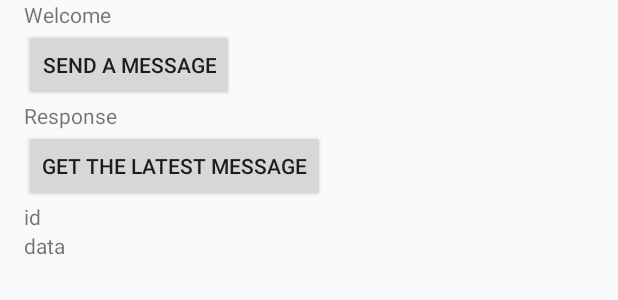
After one commit to bdc01051/software_practice_03, an Android app: the layout activity_message.xml on its own in the app's theme, with its tools: preview values and no code run, on a phone screen of 412 x 824 dp. The commit adds this screen. Shown: the top 300 px of the screen. Run offline under Robolectric (Android 15) with nearby library versions, the phone set to English and light mode, and no system bars.

Commit message:
ARTIK Tutorial codes added to "artik" package, with some tweaks string values, manifest and build files updated

```diff
--- a/app/src/main/AndroidManifest.xml
+++ b/app/src/main/AndroidManifest.xml
@@ -25,7 +25,7 @@
         android:label="@string/app_name"
         android:roundIcon="@mipmap/ic_launcher_round"
         android:supportsRtl="true"
-        android:theme="@style/Theme.AppCompat.Light.NoActionBar">>
+        android:theme="@style/Theme.AppCompat.Light.NoActionBar">
 
         <meta-data
             android:name="com.google.android.geo.API_KEY"
--- /dev/null
+++ b/app/src/main/res/layout/activity_message.xml
@@ -0,0 +1,44 @@
+<?xml version="1.0" encoding="utf-8"?>
+<LinearLayout xmlns:android="http://schemas.android.com/apk/res/android"
+	android:layout_width="match_parent"
+	android:layout_height="match_parent"
+    android:paddingLeft="16dp"
+    android:paddingRight="16dp"
+	android:orientation="vertical" >
+
+	<TextView
+       android:id="@+id/welcome"
+       android:layout_width="match_parent"
+       android:layout_height="wrap_content"
+       android:text="@string/welcome_txt" />
+
+    <Button
+       android:id="@+id/send_btn"
+       android:layout_width="wrap_content"
+       android:layout_height="wrap_content"
+       android:text="@string/send_btn_txt" />
+
+    <TextView
+        android:id="@+id/sendmsg_response"
+        android:layout_width="match_parent"
+        android:layout_height="wrap_content"
+        android:text="@string/sendmsg_response" />
+
+    <Button
+       android:id="@+id/getlatest_btn"
+       android:layout_width="wrap_content"
+       android:layout_height="wrap_content"
+       android:text="@string/getlatest_btn_txt" />
+
+    <TextView
+        android:id="@+id/getlatest_response_mid"
+        android:layout_width="match_parent"
+        android:layout_height="wrap_content"
+        android:text="@string/getlatest_response_mid" />
+
+    <TextView
+        android:id="@+id/getlatest_response_mdata"
+        android:layout_width="match_parent"
+        android:layout_height="wrap_content"
+        android:text="@string/getlatest_response_mdata" />
+</LinearLayout>
--- a/app/src/main/res/values/strings.xml
+++ b/app/src/main/res/values/strings.xml
@@ -1,3 +1,17 @@
 <resources>
     <string name="app_name">software_practice</string>
+
+    <!--  Login activity -->
+    <string name="hello_world">Please login to ARTIK Cloud</string>
+    <string name="click">login</string>
+
+    <!-- Message activity -->
+    <string name="play_with_messages">Play with ARTIK Cloud</string>
+    <string name="welcome_txt">Welcome </string>
+    <string name="send_btn_txt">send a message</string>
+    <string name="sendmsg_response">Response </string>
+    <string name="getlatest_btn_txt">Get the latest message</string>
+    <string name="getlatest_response_mid">id </string>
+    <string name="getlatest_response_mdata">data </string>
+
 </resources>
--- a/build.gradle
+++ b/build.gradle
@@ -4,6 +4,7 @@ buildscript {
     repositories {
         jcenter()
         maven { url 'https://jitpack.io' }
+        maven { url 'https://maven.google.com' }
     }
     dependencies {
         classpath 'com.android.tools.build:gradle:2.3.3'
```
Also changed, not shown: app/build.gradle (+8 -4 lines), app/src/main/java/com/example/jiwon_hae/software_practice/artik/AuthHelper.java (added, +52 -0 lines), app/src/main/java/com/example/jiwon_hae/software_practice/artik/AuthStateDAL.java (added, +69 -0 lines), app/src/main/java/com/example/jiwon_hae/software_practice/artik/Config.java (added, +23 -0 lines), app/src/main/java/com/example/jiwon_hae/software_practice/artik/LoginActivity.java (added, +179 -0 lines), app/src/main/java/com/example/jiwon_hae/software_practice/artik/MessageActivity.java (added, +258 -0 lines), app/src/main/java/com/example/jiwon_hae/software_practice/artik/SensorDataListener.java (added, +7 -0 lines), app/src/main/res/layout/activity_login.xml (added, +24 -0 lines).
